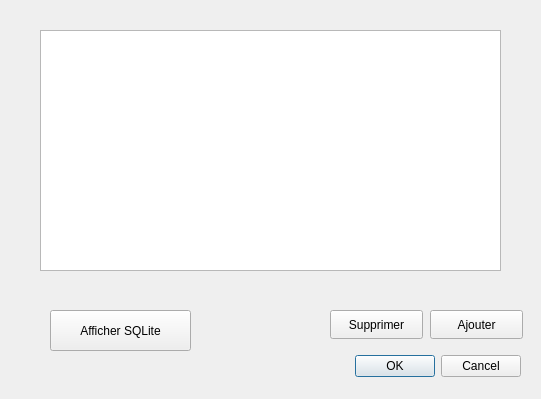
Before: the Qt Designer form Projet_Cpp_4A/profildialog.ui in HovhaHugo/Projet_Cpp_4A, drawn with Qt 5.
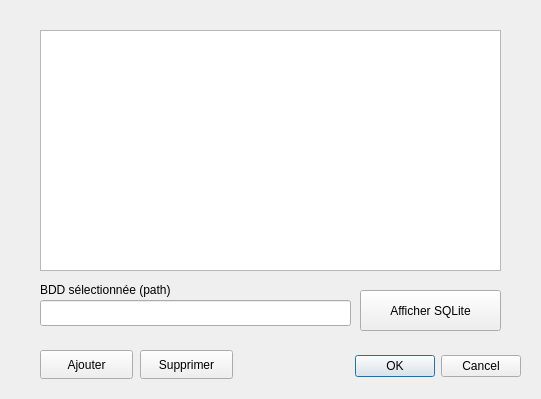
After: the same form once the commit is applied.

Commit message:
edit: profildialog/bdddialog
Désormais la BDD affichée dans BDDDialog est celle sélectionnée dans ProfilDialog au lieu d'une BDD par défaut

Diff of the .ui file:
```diff
--- a/Projet_Cpp_4A/profildialog.ui
+++ b/Projet_Cpp_4A/profildialog.ui
@@ -32,8 +32,8 @@
   <widget class="QPushButton" name="pushButton">
    <property name="geometry">
     <rect>
-     <x>430</x>
-     <y>310</y>
+     <x>40</x>
+     <y>350</y>
      <width>93</width>
      <height>29</height>
     </rect>
@@ -45,8 +45,8 @@
   <widget class="QPushButton" name="BtnDelete">
    <property name="geometry">
     <rect>
-     <x>330</x>
-     <y>310</y>
+     <x>140</x>
+     <y>350</y>
      <width>93</width>
      <height>29</height>
     </rect>
@@ -68,8 +68,8 @@
   <widget class="QPushButton" name="ShowSQLiteButton">
    <property name="geometry">
     <rect>
-     <x>50</x>
-     <y>310</y>
+     <x>360</x>
+     <y>290</y>
      <width>141</width>
      <height>41</height>
     </rect>
@@ -78,6 +78,29 @@
     <string>Afficher SQLite</string>
    </property>
   </widget>
+  <widget class="QLabel" name="label">
+   <property name="geometry">
+    <rect>
+     <x>40</x>
+     <y>280</y>
+     <width>171</width>
+     <height>20</height>
+    </rect>
+   </property>
+   <property name="text">
+    <string>BDD sélectionnée (path)</string>
+   </property>
+  </widget>
+  <widget class="QLineEdit" name="BDDSelectedLineEdit">
+   <property name="geometry">
+    <rect>
+     <x>40</x>
+     <y>300</y>
+     <width>311</width>
+     <height>26</height>
+    </rect>
+   </property>
+  </widget>
  </widget>
  <resources/>
  <connections>
```
The commit also changes 5 other files.
